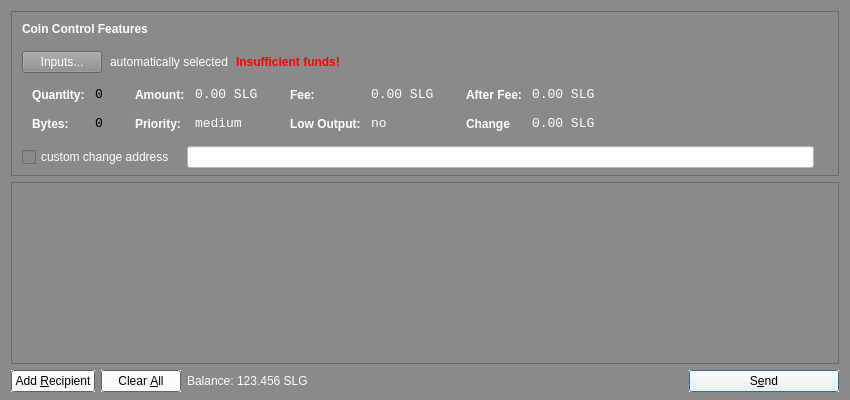
First picture: the form in src/qt/forms/sendcoinsdialog.ui, repository Sterlingcoin/Sterlingcoin-1.6.2.0-Release, before the edit.
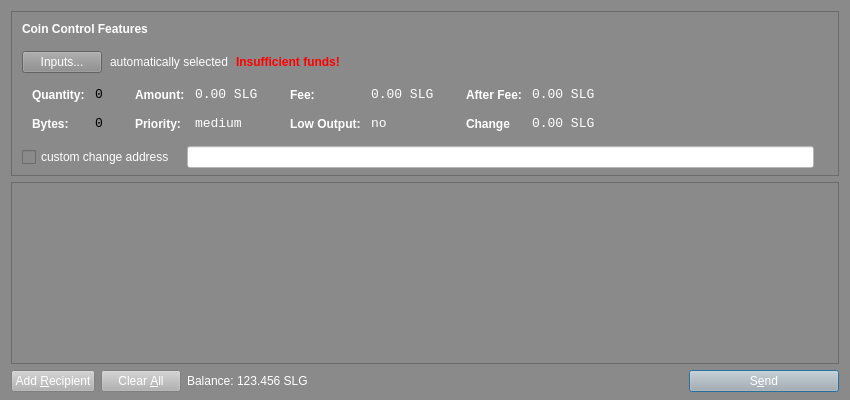
Second picture: the form after the edit. Icons and pictures are not drawn.

What changed in the file:
```diff
--- a/src/qt/forms/sendcoinsdialog.ui
+++ b/src/qt/forms/sendcoinsdialog.ui
@@ -2298,11 +2298,159 @@
     <layout class="QHBoxLayout" name="horizontalLayout">
      <item>
       <widget class="QPushButton" name="addButton">
+       <property name="palette">
+        <palette>
+         <active>
+          <colorrole role="WindowText">
+           <brush brushstyle="SolidPattern">
+            <color alpha="255">
+             <red>255</red>
+             <green>255</green>
+             <blue>255</blue>
+            </color>
+           </brush>
+          </colorrole>
+          <colorrole role="Button">
+           <brush brushstyle="SolidPattern">
+            <color alpha="255">
+             <red>178</red>
+             <green>178</green>
+             <blue>178</blue>
+            </color>
+           </brush>
+          </colorrole>
+          <colorrole role="ButtonText">
+           <brush brushstyle="SolidPattern">
+            <color alpha="255">
+             <red>255</red>
+             <green>255</green>
+             <blue>255</blue>
+            </color>
+           </brush>
+          </colorrole>
+          <colorrole role="Base">
+           <brush brushstyle="SolidPattern">
+            <color alpha="255">
+             <red>178</red>
+             <green>178</green>
+             <blue>178</blue>
+            </color>
+           </brush>
+          </colorrole>
+          <colorrole role="Window">
+           <brush brushstyle="SolidPattern">
+            <color alpha="255">
+             <red>178</red>
+             <green>178</green>
+             <blue>178</blue>
+            </color>
+           </brush>
+          </colorrole>
+         </active>
+         <inactive>
+          <colorrole role="WindowText">
+           <brush brushstyle="SolidPattern">
+            <color alpha="255">
+             <red>255</red>
+             <green>255</green>
+             <blue>255</blue>
+            </color>
+           </brush>
+          </colorrole>
+          <colorrole role="Button">
+           <brush brushstyle="SolidPattern">
+            <color alpha="255">
+             <red>178</red>
+             <green>178</green>
+             <blue>178</blue>
+            </color>
+           </brush>
+          </colorrole>
+          <colorrole role="ButtonText">
+           <brush brushstyle="SolidPattern">
+            <color alpha="255">
+             <red>255</red>
+             <green>255</green>
+             <blue>255</blue>
+            </color>
+           </brush>
+          </colorrole>
+          <colorrole role="Base">
+           <brush brushstyle="SolidPattern">
+            <color alpha="255">
+             <red>178</red>
+             <green>178</green>
+             <blue>178</blue>
+            </color>
+           </brush>
+          </colorrole>
+          <colorrole role="Window">
+           <brush brushstyle="SolidPattern">
+            <color alpha="255">
+             <red>178</red>
+             <green>178</green>
+             <blue>178</blue>
+            </color>
+           </brush>
+          </colorrole>
+         </inactive>
+         <disabled>
+          <colorrole role="WindowText">
+           <brush brushstyle="SolidPattern">
+            <color alpha="255">
+             <red>69</red>
+             <green>69</green>
+             <blue>69</blue>
+            </color>
+           </brush>
+          </colorrole>
+          <colorrole role="Button">
+           <brush brushstyle="SolidPattern">
+            <color alpha="255">
+             <red>178</red>
+             <green>178</green>
+             <blue>178</blue>
+            </color>
+           </brush>
+          </colorrole>
+          <colorrole role="ButtonText">
+           <brush brushstyle="SolidPattern">
+            <color alpha="255">
+             <red>138</red>
+             <green>138</green>
+             <blue>138</blue>
+            </color>
+           </brush>
+          </colorrole>
+          <colorrole role="Base">
+           <brush brushstyle="SolidPattern">
+            <color alpha="255">
+             <red>178</red>
+             <green>178</green>
+             <blue>178</blue>
+            </color>
+           </brush>
+          </colorrole>
+          <colorrole role="Window">
+           <brush brushstyle="SolidPattern">
+            <color alpha="255">
+             <red>178</red>
+             <green>178</green>
+             <blue>178</blue>
+            </color>
+           </brush>
+          </colorrole>
+         </disabled>
+        </palette>
+       </property>
        <property name="toolTip">
         <string>Send to multiple recipients at once</string>
        </property>
        <property name="autoFillBackground">
-        <bool>true</bool>
+        <bool>false</bool>
+       </property>
+       <property name="styleSheet">
+        <string notr="true">background-color: rgb(178, 178, 178);</string>
        </property>
        <property name="text">
         <string>Add &amp;Recipient</string>
@@ -2324,11 +2472,132 @@
          <verstretch>0</verstretch>
         </sizepolicy>
        </property>
+       <property name="palette">
+        <palette>
+         <active>
+          <colorrole role="Button">
+           <brush brushstyle="SolidPattern">
+            <color alpha="255">
+             <red>178</red>
+             <green>178</green>
+             <blue>178</blue>
+            </color>
+           </brush>
+          </colorrole>
+          <colorrole role="ButtonText">
+           <brush brushstyle="SolidPattern">
+            <color alpha="255">
+             <red>255</red>
+             <green>255</green>
+             <blue>255</blue>
+            </color>
+           </brush>
+          </colorrole>
+          <colorrole role="Base">
+           <brush brushstyle="SolidPattern">
+            <color alpha="255">
+             <red>178</red>
+             <green>178</green>
+             <blue>178</blue>
+            </color>
+           </brush>
+          </colorrole>
+          <colorrole role="Window">
+           <brush brushstyle="SolidPattern">
+            <color alpha="255">
+             <red>178</red>
+             <green>178</green>
+             <blue>178</blue>
+            </color>
+           </brush>
+          </colorrole>
+         </active>
+         <inactive>
+          <colorrole role="Button">
+           <brush brushstyle="SolidPattern">
+            <color alpha="255">
+             <red>178</red>
+             <green>178</green>
+             <blue>178</blue>
+            </color>
+           </brush>
+          </colorrole>
+          <colorrole role="ButtonText">
+           <brush brushstyle="SolidPattern">
+            <color alpha="255">
+             <red>255</red>
+             <green>255</green>
+             <blue>255</blue>
+            </color>
+           </brush>
+          </colorrole>
+          <colorrole role="Base">
+           <brush brushstyle="SolidPattern">
+            <color alpha="255">
+             <red>178</red>
+             <green>178</green>
+             <blue>178</blue>
+            </color>
+           </brush>
+          </colorrole>
+          <colorrole role="Window">
+           <brush brushstyle="SolidPattern">
+            <color alpha="255">
+             <red>178</red>
+             <green>178</green>
+             <blue>178</blue>
+            </color>
+           </brush>
+          </colorrole>
+         </inactive>
+         <disabled>
+          <colorrole role="Button">
+           <brush brushstyle="SolidPattern">
+            <color alpha="255">
+             <red>178</red>
+             <green>178</green>
+             <blue>178</blue>
+            </color>
+           </brush>
+          </colorrole>
+          <colorrole role="ButtonText">
+           <brush brushstyle="SolidPattern">
+            <color alpha="255">
+             <red>138</red>
+             <green>138</green>
+             <blue>138</blue>
+            </color>
+           </brush>
+          </colorrole>
+          <colorrole role="Base">
+           <brush brushstyle="SolidPattern">
+            <color alpha="255">
+             <red>178</red>
+             <green>178</green>
+             <blue>178</blue>
+            </color>
+           </brush>
+          </colorrole>
+          <colorrole role="Window">
+           <brush brushstyle="SolidPattern">
+            <color alpha="255">
+             <red>178</red>
+             <green>178</green>
+             <blue>178</blue>
+            </color>
+           </brush>
+          </colorrole>
+         </disabled>
+        </palette>
+       </property>
        <property name="toolTip">
         <string>Remove all transaction fields</string>
        </property>
        <property name="autoFillBackground">
-        <bool>true</bool>
+        <bool>false</bool>
+       </property>
+       <property name="styleSheet">
+        <string notr="true">background-color: rgb(178, 178, 178);</string>
        </property>
        <property name="text">
         <string>Clear &amp;All</string>
@@ -2542,11 +2811,132 @@
          <height>0</height>
         </size>
        </property>
+       <property name="palette">
+        <palette>
+         <active>
+          <colorrole role="Button">
+           <brush brushstyle="SolidPattern">
+            <color alpha="255">
+             <red>178</red>
+             <green>178</green>
+             <blue>178</blue>
+            </color>
+           </brush>
+          </colorrole>
+          <colorrole role="ButtonText">
+           <brush brushstyle="SolidPattern">
+            <color alpha="255">
+             <red>255</red>
+             <green>255</green>
+             <blue>255</blue>
+            </color>
+           </brush>
+          </colorrole>
+          <colorrole role="Base">
+           <brush brushstyle="SolidPattern">
+            <color alpha="255">
+             <red>178</red>
+             <green>178</green>
+             <blue>178</blue>
+            </color>
+           </brush>
+          </colorrole>
+          <colorrole role="Window">
+           <brush brushstyle="SolidPattern">
+            <color alpha="255">
+             <red>178</red>
+             <green>178</green>
+             <blue>178</blue>
+            </color>
+           </brush>
+          </colorrole>
+         </active>
+         <inactive>
+          <colorrole role="Button">
+           <brush brushstyle="SolidPattern">
+            <color alpha="255">
+             <red>178</red>
+             <green>178</green>
+             <blue>178</blue>
+            </color>
+           </brush>
+          </colorrole>
+          <colorrole role="ButtonText">
+           <brush brushstyle="SolidPattern">
+            <color alpha="255">
+             <red>255</red>
+             <green>255</green>
+             <blue>255</blue>
+            </color>
+           </brush>
+          </colorrole>
+          <colorrole role="Base">
+           <brush brushstyle="SolidPattern">
+            <color alpha="255">
+             <red>178</red>
+             <green>178</green>
+             <blue>178</blue>
+            </color>
+           </brush>
+          </colorrole>
+          <colorrole role="Window">
+           <brush brushstyle="SolidPattern">
+            <color alpha="255">
+             <red>178</red>
+             <green>178</green>
+             <blue>178</blue>
+            </color>
+           </brush>
+          </colorrole>
+         </inactive>
+         <disabled>
+          <colorrole role="Button">
+           <brush brushstyle="SolidPattern">
+            <color alpha="255">
+             <red>178</red>
+             <green>178</green>
+             <blue>178</blue>
+            </color>
+           </brush>
+          </colorrole>
+          <colorrole role="ButtonText">
+           <brush brushstyle="SolidPattern">
+            <color alpha="255">
+             <red>138</red>
+             <green>138</green>
+             <blue>138</blue>
+            </color>
+           </brush>
+          </colorrole>
+          <colorrole role="Base">
+           <brush brushstyle="SolidPattern">
+            <color alpha="255">
+             <red>178</red>
+             <green>178</green>
+             <blue>178</blue>
+            </color>
+           </brush>
+          </colorrole>
+          <colorrole role="Window">
+           <brush brushstyle="SolidPattern">
+            <color alpha="255">
+             <red>178</red>
+             <green>178</green>
+             <blue>178</blue>
+            </color>
+           </brush>
+          </colorrole>
+         </disabled>
+        </palette>
+       </property>
        <property name="toolTip">
         <string>Confirm the send action</string>
        </property>
        <property name="autoFillBackground">
-        <bool>true</bool>
+        <bool>false</bool>
+       </property>
+       <property name="styleSheet">
+        <string notr="true">background-color: rgb(178, 178, 178);</string>
        </property>
        <property name="text">
         <string>S&amp;end</string>
```
Left out of the diff: 282 changed lines with no effect on the pictures.
